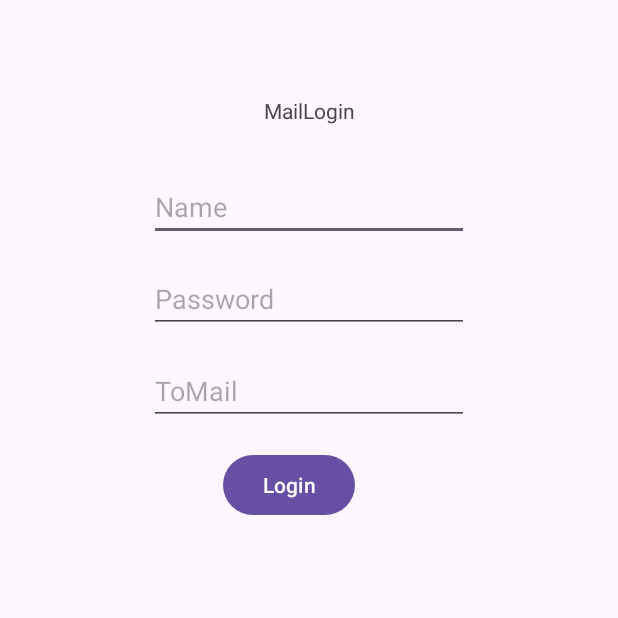
After one commit to wu1015/SBNotificationBox, an Android app: the MailSendActivity screen opened directly, with no data from a screen before it, on a phone screen of 412 x 824 dp, the top half of it. The commit adds this screen. Run offline under Robolectric (Android 15) with nearby library versions, the phone set to English and light mode, and no system bars; libraries missing offline, so code that uses them is left out: javax.mail, javax.mail.internet.

Commit message:
add mail send feature

```diff
--- /dev/null
+++ b/app/src/main/java/com/wu1015/sbnotificationbox/mailsend/MailSendActivity.java
@@ -0,0 +1,78 @@
+package com.wu1015.sbnotificationbox.mailsend;
+
+import static com.wu1015.sbnotificationbox.notification.FileUtils.delAllFiles;
+
+import android.content.Intent;
+import android.database.sqlite.SQLiteDatabase;
+import android.os.Bundle;
+import android.view.View;
+import android.widget.Button;
+import android.widget.EditText;
+import android.widget.Toast;
+
+import androidx.activity.EdgeToEdge;
+import androidx.appcompat.app.AppCompatActivity;
+import androidx.core.graphics.Insets;
+import androidx.core.view.ViewCompat;
+import androidx.core.view.WindowInsetsCompat;
+
+import com.wu1015.sbnotificationbox.R;
+
+import javax.mail.Message;
+import javax.mail.internet.InternetAddress;
+import javax.mail.internet.MimeMessage;
+
+public class MailSendActivity extends AppCompatActivity {
+
+    @Override
+    protected void onCreate(Bundle savedInstanceState) {
+        super.onCreate(savedInstanceState);
+        EdgeToEdge.enable(this);
+        setContentView(R.layout.activity_mail_send);
+        ViewCompat.setOnApplyWindowInsetsListener(findViewById(R.id.main), (v, insets) -> {
+            Insets systemBars = insets.getInsets(WindowInsetsCompat.Type.systemBars());
+            v.setPadding(systemBars.left, systemBars.top, systemBars.right, systemBars.bottom);
+
+
+            EditText editTextId = findViewById(R.id.editTextText);
+            EditText editTextPassword = findViewById(R.id.editTextTextPassword);
+            EditText editTextToMail = findViewById(R.id.editTextText2);
+            Button btnLogin = findViewById(R.id.button);
+
+            btnLogin.setOnClickListener(new View.OnClickListener() {
+                @Override
+                public void onClick(View v) {
+                    String account = editTextId.getText().toString();
+                    String password = editTextPassword.getText().toString();
+                    String toMail = editTextToMail.getText().toString();
+
+                    new Thread(() -> {
+                        try {
+                            EmailSender sender = new EmailSender();
+                            // todo 暂时只支持outlook，后续添加其他邮箱登录的判断逻辑
+                            sender.outlookSender(account, password);
+                            boolean flag = EmailSender.sendEmail2(account, toMail, "Test Email", "Hello from Android!");
+                            // todo 无法在线程里使用Toast，需要另外处理
+                            // 返回验证邮箱成功与否
+                            // Toast.makeText(getBaseContext(), String.valueOf(flag), Toast.LENGTH_LONG).show();
+
+                            // 初始化message信息
+                            Message message = new MimeMessage(MailSessionManager.getSession());
+                            message.setFrom(new InternetAddress(account));
+                            message.setRecipients(Message.RecipientType.TO, InternetAddress.parse(toMail));
+                            PersistentTransport.setMessage(message);
+
+                            if(flag){
+                                finish();
+                            }
+
+                        } catch (Exception e) {
+                            e.printStackTrace();
+                        }
+                    }).start();
+                }
+            });
+            return insets;
+        });
+    }
+}
--- /dev/null
+++ b/app/src/main/res/layout/activity_mail_send.xml
@@ -0,0 +1,67 @@
+<?xml version="1.0" encoding="utf-8"?>
+<androidx.constraintlayout.widget.ConstraintLayout xmlns:android="http://schemas.android.com/apk/res/android"
+    xmlns:app="http://schemas.android.com/apk/res-auto"
+    xmlns:tools="http://schemas.android.com/tools"
+    android:id="@+id/main"
+    android:layout_width="match_parent"
+    android:layout_height="match_parent"
+    tools:context=".mailsend.MailSendActivity">
+
+    <TextView
+        android:id="@+id/textView"
+        android:layout_width="wrap_content"
+        android:layout_height="wrap_content"
+        android:layout_marginTop="64dp"
+        android:text="@string/mail_login"
+        app:layout_constraintEnd_toEndOf="parent"
+        app:layout_constraintStart_toStartOf="parent"
+        app:layout_constraintTop_toTopOf="parent" />
+
+    <EditText
+        android:id="@+id/editTextText"
+        android:layout_width="wrap_content"
+        android:layout_height="wrap_content"
+        android:layout_marginTop="32dp"
+        android:ems="10"
+        android:inputType="textEmailAddress"
+        android:hint="@string/name"
+        app:layout_constraintEnd_toEndOf="parent"
+        app:layout_constraintStart_toStartOf="parent"
+        app:layout_constraintTop_toBottomOf="@+id/textView" />
+
+    <EditText
+        android:id="@+id/editTextText2"
+        android:layout_width="wrap_content"
+        android:layout_height="wrap_content"
+        android:layout_marginTop="16dp"
+        android:ems="10"
+        android:inputType="textEmailAddress"
+        android:hint="@string/to_mail"
+        app:layout_constraintEnd_toEndOf="parent"
+        app:layout_constraintStart_toStartOf="parent"
+        app:layout_constraintTop_toBottomOf="@+id/editTextTextPassword" />
+
+    <EditText
+        android:id="@+id/editTextTextPassword"
+        android:layout_width="wrap_content"
+        android:layout_height="wrap_content"
+        android:layout_marginTop="16dp"
+        android:ems="10"
+        android:hint="@string/pwd"
+        android:inputType="textPassword"
+        app:layout_constraintEnd_toEndOf="parent"
+        app:layout_constraintStart_toStartOf="parent"
+        app:layout_constraintTop_toBottomOf="@+id/editTextText" />
+
+    <Button
+        android:id="@+id/button"
+        android:layout_width="wrap_content"
+        android:layout_height="wrap_content"
+        android:layout_marginTop="16dp"
+        android:text="@string/login"
+        app:layout_constraintEnd_toEndOf="parent"
+        app:layout_constraintHorizontal_bias="0.458"
+        app:layout_constraintStart_toStartOf="parent"
+        app:layout_constraintTop_toBottomOf="@+id/editTextText2" />
+
+</androidx.constraintlayout.widget.ConstraintLayout>
--- a/app/src/main/res/values/strings.xml
+++ b/app/src/main/res/values/strings.xml
@@ -1,3 +1,8 @@
 <resources>
     <string name="app_name">SBNotificationBox</string>
+    <string name="mail_login">MailLogin</string>
+    <string name="name">Name</string>
+    <string name="to_mail">ToMail</string>
+    <string name="pwd">Password</string>
+    <string name="login">Login</string>
 </resources>
```
Also changed, not shown: app/src/main/java/com/wu1015/sbnotificationbox/MainActivity.java (+18 -0 lines), app/src/main/java/com/wu1015/sbnotificationbox/mailsend/EmailSender.java (added, +99 -0 lines), app/src/main/java/com/wu1015/sbnotificationbox/mailsend/MailSessionManager.java (added, +32 -0 lines), app/src/main/java/com/wu1015/sbnotificationbox/mailsend/PersistentTransport.java (added, +32 -0 lines), app/src/main/java/com/wu1015/sbnotificationbox/notification/MyNotificationListenerService.java (+15 -0 lines), app/src/main/res/layout/activity_main.xml (+10 -0 lines).
